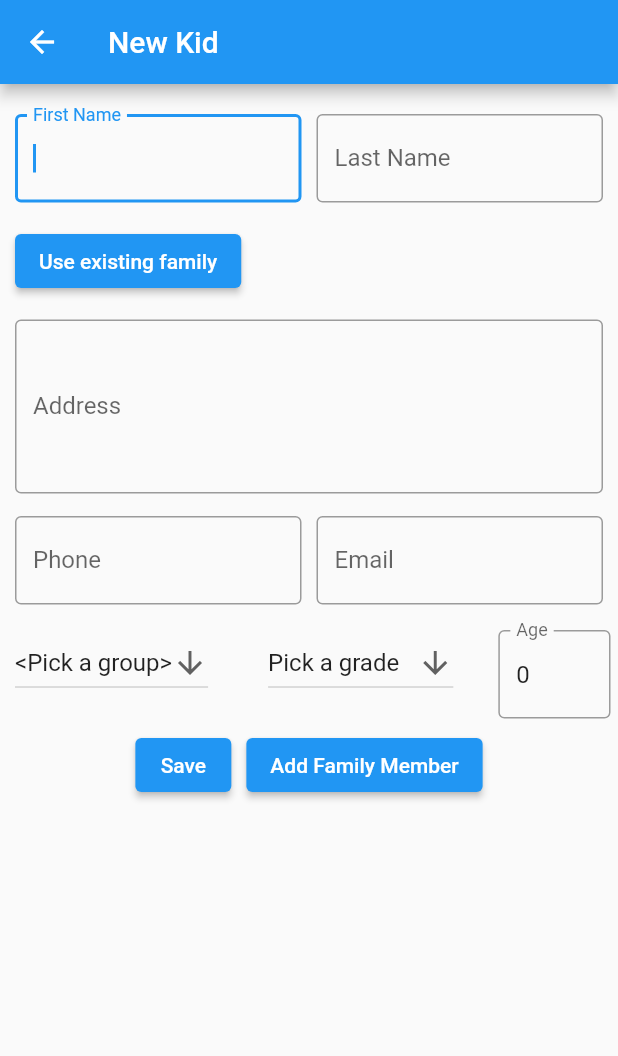
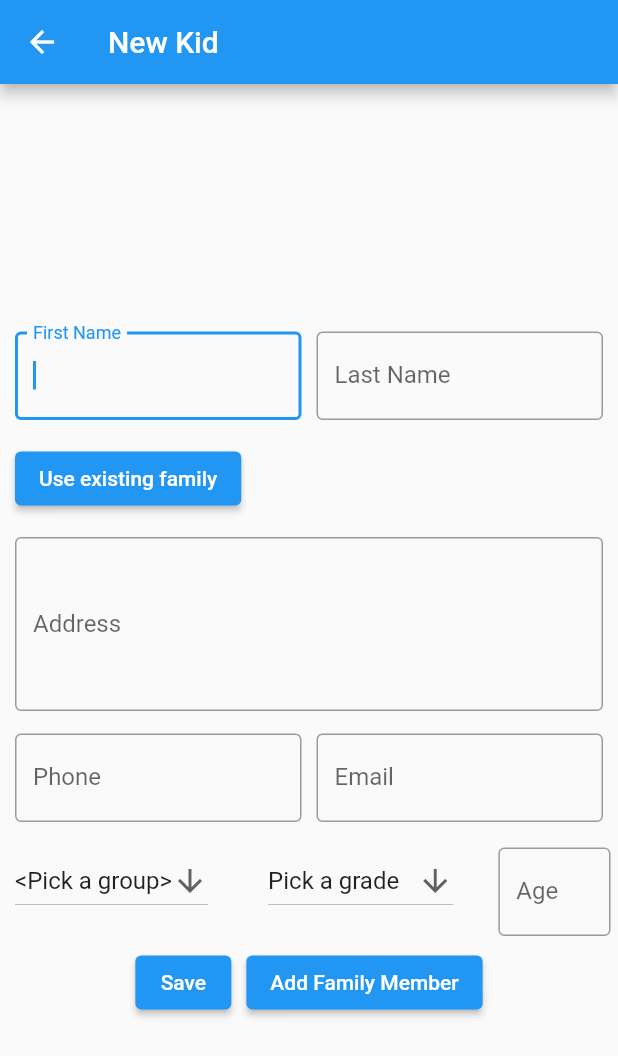
Before and after one commit to kent1313/VBS-Project, a Flutter app: the AddKid screen opened by its route, after a tap on "Add Family Member", on a phone screen of 412 x 824 dp. Shown: the top 1056 px of the screen. Run offline on Flutter 3.47's test engine with Material 2 defaults, Android fonts, the phone set to English and light mode, and no system bars; our stand-ins replace shared_preferences; missing offline and left inert: side_navigation; accounts and stored records are empty.

Commit message:
Layout tweaks

```diff
--- a/vbs_interface/lib/addKid.dart
+++ b/vbs_interface/lib/addKid.dart
@@ -102,7 +102,9 @@ class _AddKidState extends State<AddKid> {
     address.text = family.address;
     phone.text = family.phone;
     email.text = family.email;
+    if(kid.age > 0) {
       age.text = kid.age.toString();
+    }
 
     firstName.addListener(() {
       kid.firstName = firstName.text;
@@ -157,6 +159,7 @@ class _AddKidState extends State<AddKid> {
             alignment: Alignment.center,
             child: Form(
               key: _formKey,
+              child: SingleChildScrollView(
                 child: Column(children: [
                   Visibility(
                     child: Container(
@@ -310,6 +313,15 @@ class _AddKidState extends State<AddKid> {
                       Visibility(
                         visible: familyMembers.length > 1,
                         child: Flexible(
+                            child: Stack(
+                              children: [
+                                Padding(
+                                  padding: const EdgeInsets.all(8.0),
+                                  child: Container(
+                                    decoration: BoxDecoration(
+                                      border: Border.all(),
+                                      borderRadius: BorderRadius.circular(5),
+                                    ),
                                     child: ListView.builder(
                                         shrinkWrap: true,
                                         itemCount: familyMembers.length,
@@ -318,7 +330,22 @@ class _AddKidState extends State<AddKid> {
                                             title: Text(familyMembers[index].firstName ??
                                                 "no name"),
                                           );
-                              })),
+                                        }),
+                                  ),
+                                ),
+                                Positioned(
+                                    left: 15,
+                                    top: 1,
+                                    child: Container(
+                                      padding: EdgeInsets.only(bottom: 10, left: 10, right: 10),
+                                      color: Colors.white,
+                                      child: Text(
+                                        'Family Members',
+                                        style: TextStyle(color: Colors.black, fontSize: 12),
+                                      ),
+                                    )),
+                              ],
+                            )),
                       ),
                       Expanded(
                         child: Column(
@@ -331,7 +358,7 @@ class _AddKidState extends State<AddKid> {
                                     child: Container(
                                       padding:
                                           const EdgeInsets.fromLTRB(10, 20, 5, 5),
-                                    child: TextField(
+                                      child: TextFormField(
                                         autofocus: true,
                                         focusNode: firstNameFocusNode,
                                         decoration: const InputDecoration(
@@ -344,6 +371,15 @@ class _AddKidState extends State<AddKid> {
                                               r'[A,B,C,D,E,F,G,H,I,J,K,L,M,N,O,P,Q,R,S,T,U,V,W,X,Y,Z,'
                                               r'a,b,c,d,e,f,g,h,i,j,k,l,m,n,o,p,q,r,s,t,u,v,w,x,y,z, ]'))
                                         ],
+                                        validator: (value) {
+                                          if (value == null || value.isEmpty) {
+                                            return "Please enter a first name!";
+                                          }
+                                          if (value.length > 25) {
+                                            return "Please keep the name less than 25 characters";
+                                          }
+                                          return null;
+                                        },
                                       ),
                                     ),
                                   ),
@@ -351,7 +387,7 @@ class _AddKidState extends State<AddKid> {
                                     child: Container(
                                       padding:
                                           const EdgeInsets.fromLTRB(5, 20, 10, 5),
-                                    child: TextField(
+                                      child: TextFormField(
                                         decoration: const InputDecoration(
                                           border: OutlineInputBorder(),
                                           labelText: 'Last Name',
@@ -362,6 +398,15 @@ class _AddKidState extends State<AddKid> {
                                               r'[A,B,C,D,E,F,G,H,I,J,K,L,M,N,O,P,Q,R,S,T,U,V,W,X,Y,Z,'
                                               r'a,b,c,d,e,f,g,h,i,j,k,l,m,n,o,p,q,r,s,t,u,v,w,x,y,z, ]'))
                                         ],
+                                        validator: (value) {
+                                          if (value == null || value.isEmpty) {
+                                            return "Please enter a last name!";
+                                          }
+                                          if (value.length > 25) {
+                                            return "Please keep the name less than 25 characters";
+                                          }
+                                          return null;
+                                        },
                                       ),
                                     ),
                                   ),
@@ -451,6 +496,7 @@ class _AddKidState extends State<AddKid> {
                   ),
                 ]),
               ),
+            ),
           ))),
     );
   }
@@ -463,6 +509,7 @@ class _AddKidState extends State<AddKid> {
   }
 
   newFamilyMember() {
+    if (_formKey.currentState!.validate()) {
       kid = Kid();
       kid.family = family;
       familyMembers.add(kid);
@@ -471,3 +518,4 @@ class _AddKidState extends State<AddKid> {
       setState(() {});
     }
   }
+}
```
Lines whose indentation alone changed are shown as unchanged.
